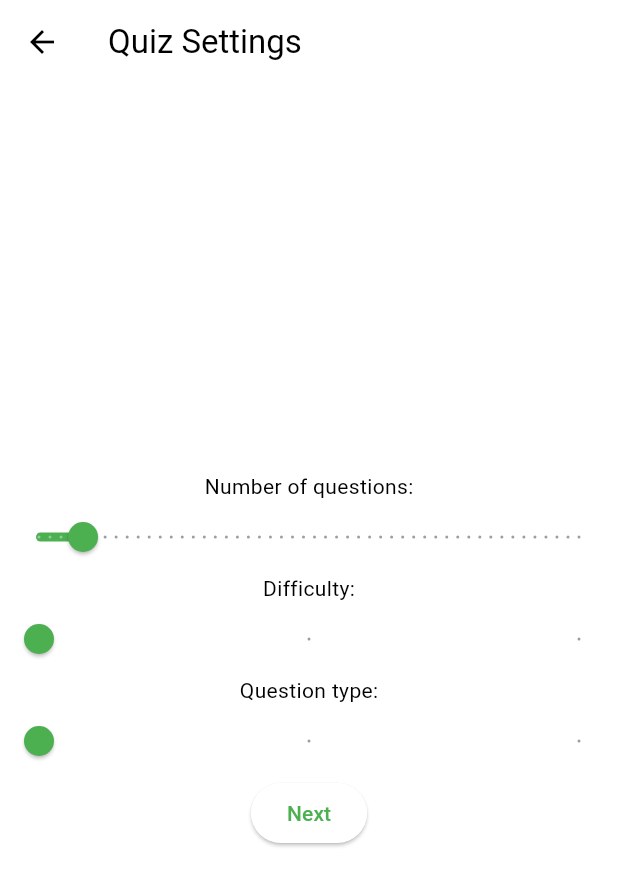
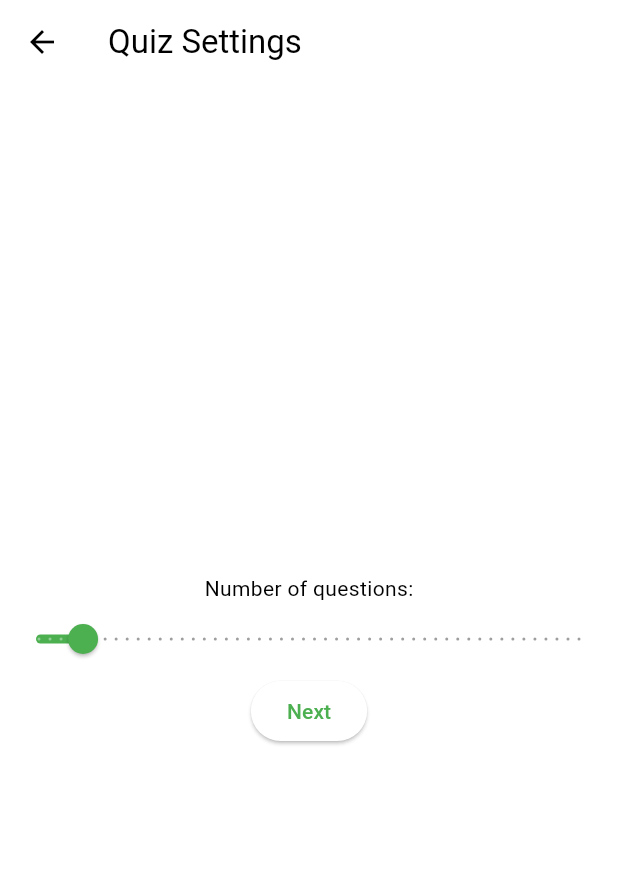
Before and after one commit to spageektti/triviology, a Flutter app: the screen it shows after launch, after a tap on "General Knowledge", on a phone screen of 412 x 824 dp. Shown: the top 886 px of the screen. Run offline on Flutter 3.47's test engine with Material 3 defaults, Android fonts, the light colour scheme and no system bars.

Commit message:
Finish basic quiz settings

```diff
--- a/lib/quiz_settings_page.dart
+++ b/lib/quiz_settings_page.dart
@@ -14,11 +14,6 @@ class _QuizSettingsPageState extends State<QuizSettingsPage> {
   int _numOfQuestions = 5;
   String _difficulty = 'easy';
   String _questionType = 'multiple';
-  final List<String> questionTypes = [
-    'multiple choice',
-    'true/false',
-    'any type'
-  ];
   int _current_setting = 0;
 
   @override
@@ -31,6 +26,7 @@ class _QuizSettingsPageState extends State<QuizSettingsPage> {
         child: Column(
           mainAxisAlignment: MainAxisAlignment.center,
           children: [
+            if (_current_setting == 0) ...[
               const Text('Number of questions:'),
               Slider(
                 value: _numOfQuestions.toDouble(),
@@ -44,6 +40,8 @@ class _QuizSettingsPageState extends State<QuizSettingsPage> {
                   });
                 },
               ),
+            ],
+            if (_current_setting == 1) ...[
               const Text('Difficulty:'),
               Slider(
                 value: _difficulty == 'easy'
@@ -71,6 +69,8 @@ class _QuizSettingsPageState extends State<QuizSettingsPage> {
                   });
                 },
               ),
+            ],
+            if (_current_setting == 2) ...[
               const Text('Question type:'),
               Slider(
                 value: _questionType == 'multiple'
@@ -81,11 +81,11 @@ class _QuizSettingsPageState extends State<QuizSettingsPage> {
                 min: 0,
                 max: 2,
                 divisions: 2,
-                label: questionTypes[_questionType == 'multiple'
-                    ? 0
+                label: _questionType == 'multiple'
+                    ? 'Multiple Choice'
                     : _questionType == 'boolean'
-                        ? 1
-                        : 2],
+                        ? 'True/False'
+                        : 'Any Type',
                 onChanged: (value) {
                   setState(() {
                     _questionType = value.toInt() == 0
@@ -94,10 +94,12 @@ class _QuizSettingsPageState extends State<QuizSettingsPage> {
                             ? 'boolean'
                             : '';
                   });
-                }),
+                },
+              ),
+            ],
             ElevatedButton(
               onPressed: () {
-                if (_current_setting == 3) {
+                if (_current_setting == 2) {
                   print(
                       'Quiz started with $_numOfQuestions questions and $_difficulty difficulty.');
                   Navigator.push(context, MaterialPageRoute(builder: (context) {
@@ -111,7 +113,7 @@ class _QuizSettingsPageState extends State<QuizSettingsPage> {
                   });
                 }
               },
-              child: _current_setting == 3
+              child: _current_setting == 2
                   ? const Text('Start Quiz')
                   : const Text('Next'),
             ),
```
Lines whose indentation alone changed are shown as unchanged.
